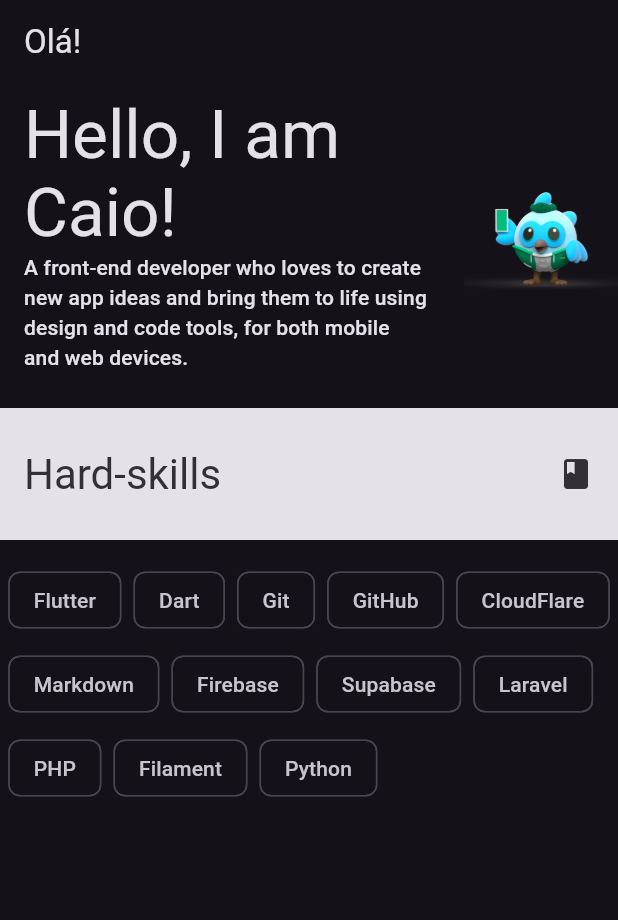
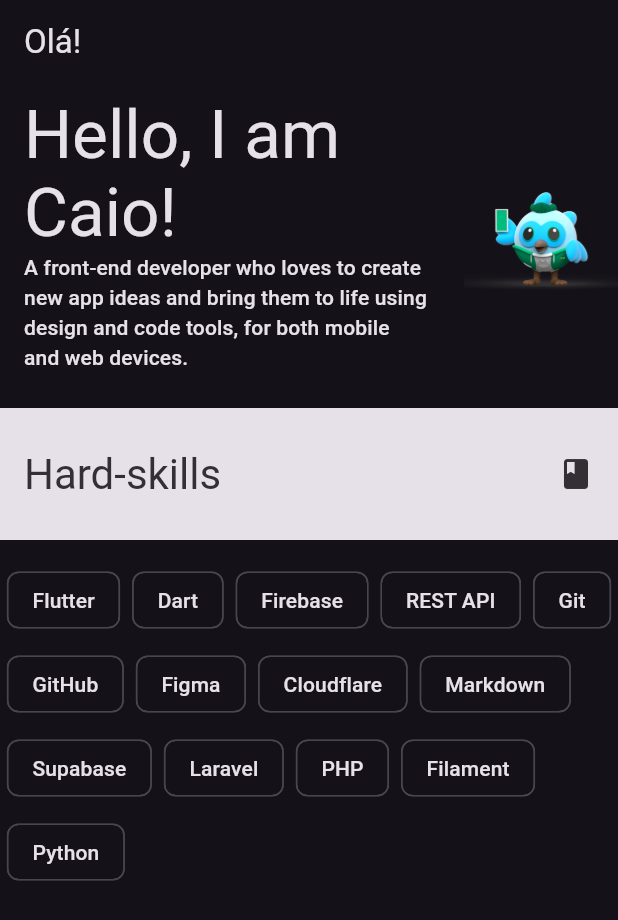
Before and after one commit to Kainato/kainato_portfolio, a Flutter app: the screen it shows after launch, on a phone screen of 412 x 824 dp. Shown: the top 920 px of the screen. Run offline on Flutter 3.47's test engine with Material 3 defaults, Android fonts, the phone set to English and light mode, and no system bars.

Commit message:
feat: Adiciona enum HardSkill e componente SkillChip para exibir habilidades

```diff
--- a/lib/app/home/home_page.dart
+++ b/lib/app/home/home_page.dart
@@ -1,8 +1,10 @@
 import 'package:flutter/material.dart';
 import 'package:kainato_portfolio/core/enum/assets.dart';
+import 'package:kainato_portfolio/core/enum/hard_skill.dart';
 
 import '../../core/extension/context_extension.dart';
 import '../../core/widgets/base/section_tile.dart';
+import '../../core/widgets/base/skill_chip.dart';
 import '../../core/widgets/layout/kp_app_bar.dart';
 
 class HomePage extends StatefulWidget {
@@ -45,20 +47,9 @@
           Wrap(
             spacing: 8.0,
             runSpacing: 8.0,
-            children: [
-              Chip(label: Text('Flutter')),
-              Chip(label: Text('Dart')),
-              Chip(label: Text('Git')),
-              Chip(label: Text('GitHub')),
-              Chip(label: Text('CloudFlare')),
-              Chip(label: Text('Markdown')),
-              Chip(label: Text('Firebase')),
-              Chip(label: Text('Supabase')),
-              Chip(label: Text('Laravel')),
-              Chip(label: Text('PHP')),
-              Chip(label: Text('Filament')),
-              Chip(label: Text('Python')),
-            ],
+            children: HardSkill.values
+                .map((skill) => SkillChip(skill: skill))
+                .toList(),
           ),
         ],
       ),
--- /dev/null
+++ b/lib/core/widgets/base/skill_chip.dart
@@ -0,0 +1,34 @@
+import 'package:flutter/material.dart';
+import 'package:kainato_portfolio/core/extension/context_extension.dart';
+
+import '../../enum/hard_skill.dart';
+
+class SkillChip extends StatefulWidget {
+  final HardSkill skill;
+
+  const SkillChip({super.key, required this.skill});
+
+  @override
+  State<SkillChip> createState() => _SkillChipState();
+}
+
+class _SkillChipState extends State<SkillChip> {
+  bool _isHovered = false;
+
+  @override
+  Widget build(BuildContext context) {
+    return MouseRegion(
+      onEnter: (_) => setState(() => _isHovered = true),
+      onExit: (_) => setState(() => _isHovered = false),
+      child: Chip(
+        label: Text(
+          widget.skill.name,
+          style: TextStyle(
+            color: !_isHovered ? context.onSurfaceColor : widget.skill.onColor,
+          ),
+        ),
+        backgroundColor: _isHovered ? widget.skill.color : Colors.transparent,
+      ),
+    );
+  }
+}
```
Also changed, not shown: lib/core/enum/hard_skill.dart (added, +119 -0 lines).
